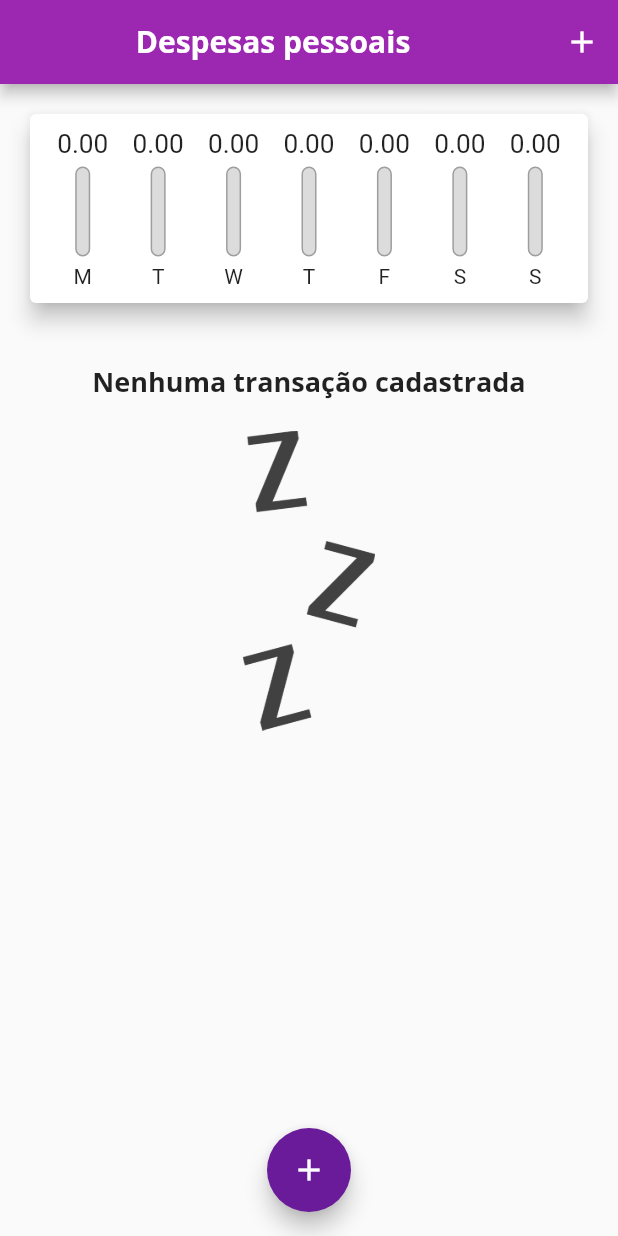
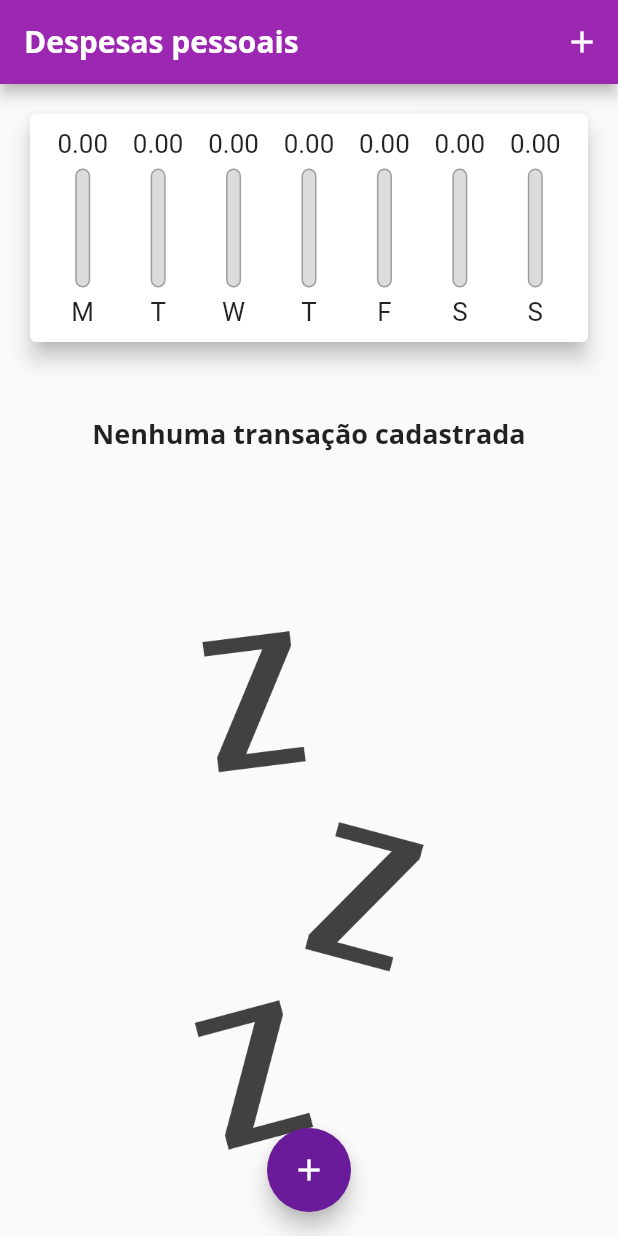
Before and after one commit to Luckmenez/Flutter-Financee-App, a Flutter app: the screen it shows after launch, on a phone screen of 412 x 824 dp. Run offline on Flutter 3.47's test engine with Material 2 defaults, Android fonts, the phone set to English and light mode, and no system bars.

Commit message:
criado templates responsivos com o layout paisagem e retrato do app mobile

```diff
--- a/lib/components/chartBar.dart
+++ b/lib/components/chartBar.dart
@@ -13,17 +13,19 @@ class ChartBar extends StatelessWidget {
 
   @override
   Widget build(BuildContext context) {
+    return LayoutBuilder(
+      builder: (ctx, constraints) {
         return Column(
           children: [
             Container(
-          height: 20,
+              height: constraints.maxHeight * 0.15,
               child: FittedBox(
                 child: Text('${value.toStringAsFixed(2)}'),
               ),
             ),
-        SizedBox(height: 5),
+            SizedBox(height: constraints.maxHeight * 0.05),
             Container(
-          height: 60,
+              height: constraints.maxHeight * 0.6,
               width: 10,
               child: Stack(
                 alignment: Alignment.bottomCenter,
@@ -50,9 +52,16 @@ class ChartBar extends StatelessWidget {
                 ],
               ),
             ),
-        SizedBox(height: 5),
-        Text(label),
+            SizedBox(height: constraints.maxHeight * 0.05),
+            Container(
+              height: constraints.maxHeight * 0.15,
+              child: FittedBox(
+                child: Text(label),
+              ),
+            ),
           ],
+        );
+      },
     );
   }
 }
--- a/lib/components/transaction_list.dart
+++ b/lib/components/transaction_list.dart
@@ -11,26 +11,29 @@ class TransactionList extends StatelessWidget {
 
   @override
   Widget build(BuildContext context) {
-    return Container(
-      height: 430,
-      child: transactions.isEmpty
-          ? Column(
+    return transactions.isEmpty
+        ? LayoutBuilder(builder: (ctx, constraints) {
+            return Column(
               children: [
-                SizedBox(height: 20),
-                Text(
+                SizedBox(height: constraints.maxHeight * 0.05),
+                Container(
+                  height: constraints.maxHeight * 0.2,
+                  child: Text(
                     'Nenhuma transação cadastrada',
                     style: Theme.of(context).textTheme.headline6,
                   ),
-                SizedBox(height: 20),
+                ),
+                SizedBox(height: constraints.maxHeight * 0.05),
                 Container(
-                  height: 200,
+                  height: constraints.maxHeight * 0.6,
                   child: Image.asset(
                     'assets/images/waiting.png',
                     fit: BoxFit.cover,
                   ),
                 ),
               ],
-            )
+            );
+          })
         : ListView.builder(
             itemCount: transactions.length,
             itemBuilder: (ctx, index) {
@@ -66,7 +69,6 @@ class TransactionList extends StatelessWidget {
                 ),
               );
             },
-            ),
           );
   }
 }
--- a/lib/main.dart
+++ b/lib/main.dart
@@ -31,6 +31,7 @@ class ExpensesApp extends StatelessWidget {
                   fontFamily: 'OpenSans',
                   fontSize: 20,
                   fontWeight: FontWeight.bold,
+                  color: Colors.white,
                 ),
               ),
         ),
@@ -46,6 +47,7 @@ class MyHomePage extends StatefulWidget {
 
 class _MyHomePageState extends State<MyHomePage> {
   final List<Transaction> _transactions = [];
+  bool _showChart = false;
 
   List<Transaction> get _recentTrasactions {
     return _transactions.where((tr) {
@@ -85,23 +87,67 @@ class _MyHomePageState extends State<MyHomePage> {
 
   @override
   Widget build(BuildContext context) {
+    bool isLandscape =
+        MediaQuery.of(context).orientation == Orientation.landscape;
+    final appBar = AppBar(
+      title: Text(
+        'Despesas pessoais',
+        style: TextStyle(
+          fontSize: 20 * MediaQuery.of(context).textScaleFactor,
+        ),
+      ),
+      actions: [
+        IconButton(
+          icon: Icon(Icons.add),
+          onPressed: () => _openTransactionFormModal(context),
+        ),
+        if (isLandscape)
+          IconButton(
+            icon: Icon(_showChart ? Icons.list : Icons.pie_chart),
+            onPressed: () {
+              setState(() {
+                _showChart = !_showChart;
+              });
+            },
+          ),
+      ],
+    );
+    final availableHeight = MediaQuery.of(context).size.height -
+        appBar.preferredSize.height -
+        MediaQuery.of(context).padding.top;
+
     return Scaffold(
-      appBar: AppBar(
-        title: Center(child: Text('Despesas pessoais')),
-        actions: [
-          IconButton(
-            icon: Icon(Icons.add),
-            onPressed: () => _openTransactionFormModal(context),
-          ),
-        ],
-      ),
+      appBar: appBar,
       body: SingleChildScrollView(
         child: SingleChildScrollView(
           child: Column(
             crossAxisAlignment: CrossAxisAlignment.stretch,
             children: <Widget>[
-              Chart(_recentTrasactions),
-              TransactionList(_transactions, _removeTransaction),
+              // if (isLandscape)
+              //   Row(
+              //     mainAxisAlignment: MainAxisAlignment.center,
+              //     children: [
+              //       Text('Exibir gráfico'),
+              //       Switch(
+              //         value: _showChart,
+              //         onChanged: (value) {
+              //           setState(() {
+              //             _showChart = value;
+              //           });
+              //         },
+              //       ),
+              //     ],
+              //   ),
+              if (_showChart || !isLandscape)
+                Container(
+                  height: availableHeight * (isLandscape ? 0.7 : 0.25),
+                  child: Chart(_recentTrasactions),
+                ),
+              if (!_showChart || !isLandscape)
+                Container(
+                  height: availableHeight * 0.75,
+                  child: TransactionList(_transactions, _removeTransaction),
+                ),
             ],
           ),
         ),
```
Lines whose indentation alone changed are shown as unchanged.
